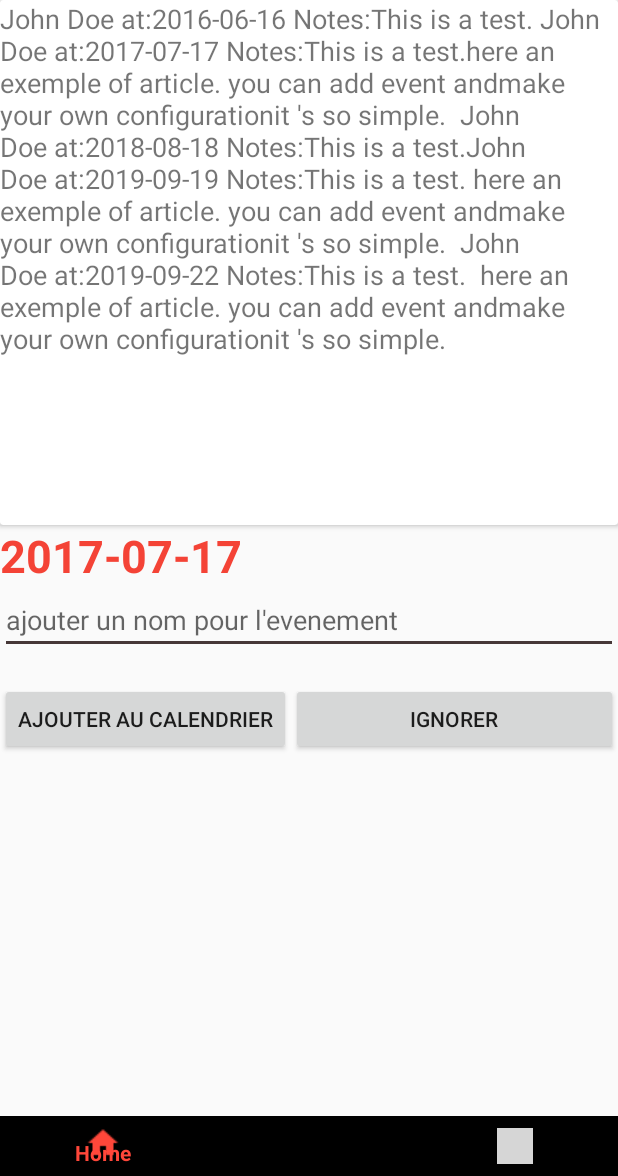
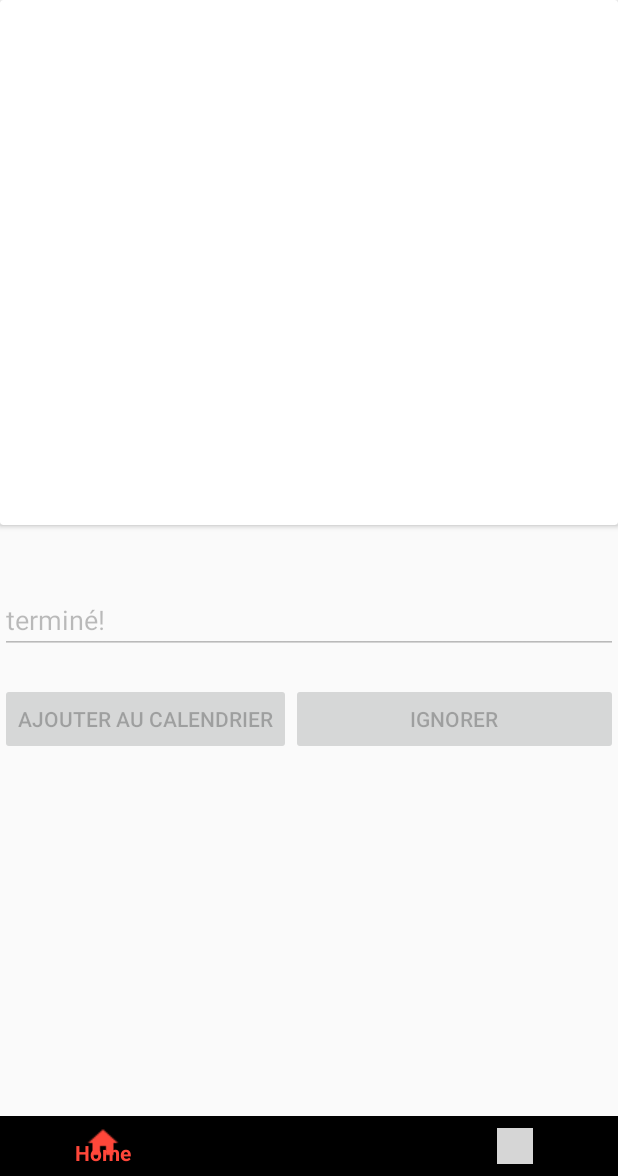
Before and after one commit to Zahrachab/DzNow, an Android app: the addEvtCal screen opened directly, with no data from a screen before it, after a tap on "AJOUTER AU CALENDRIER", on a phone screen of 412 x 824 dp, the part 60-1236 px from its top. Run offline under Robolectric (Android 15) with nearby library versions, the phone set to English and light mode, and no system bars; network calls fail; 2 statements that could not run were skipped; grey boxes are pictures that could not be loaded.

Commit message:
utilisation des données dynamyques

```diff
--- a/app/src/main/java/com/example/newsfinal/View/addEvtCal.kt
+++ b/app/src/main/java/com/example/newsfinal/View/addEvtCal.kt
@@ -27,28 +27,15 @@ class addEvtCal : AppCompatActivity() {
         super.onCreate(savedInstanceState)
         setContentView(com.example.newsfinal.R.layout.activity_add_evt_cal)
 
-        // var input: String? = intent.getStringExtra("text")
-        var input="John Doe at:2016-06-16 Notes:This is a test. " +
-                "John Doe at:2017-07-17 Notes:This is a test." +
-                "here an exemple of article. you can add event and" +
-                "make your own configuration" +
-                "it 's so simple.  " +
-                "John Doe at:2018-08-18 Notes:This is a test." +
-                "John Doe at:2019-09-19 Notes:This is a test. " +
-                "here an exemple of article. you can add event and" +
-                "make your own configuration" +
-                "it 's so simple.  " +
-                "John Doe at:2019-09-22 Notes:This is a test.  "+
-                "here an exemple of article. you can add event and" +
-                "make your own configuration" +
-                "it 's so simple.  "
+        var input: String? = intent.getStringExtra("text")
+
         textShow.text=input
 
         var listPat = mutableListOf("")
         listPat.remove("")
         var find=false
 
-        val regex = " at:(\\d{4}-\\d{2}-\\d{2}) Notes:"
+        val regex = "(\\d{4}-\\d{2}-\\d{2})"
         val m = Pattern.compile(regex).matcher(input)
 
 
@@ -68,9 +55,7 @@ class addEvtCal : AppCompatActivity() {
 
                 var date = LocalDate.parse(listPat.get(i), DateTimeFormatter.ISO_DATE)
                 val beginTime = Calendar.getInstance()
-                beginTime.set(date.year, date.monthValue, date.dayOfMonth, 8, 30)
-                val endTime = Calendar.getInstance()
-                endTime.set(2019, 10, 17, 8, 30)
+                beginTime.set(date.year, date.monthValue-1, date.dayOfMonth, 8, 30)
 
                 var str=evtName.text
 
```
